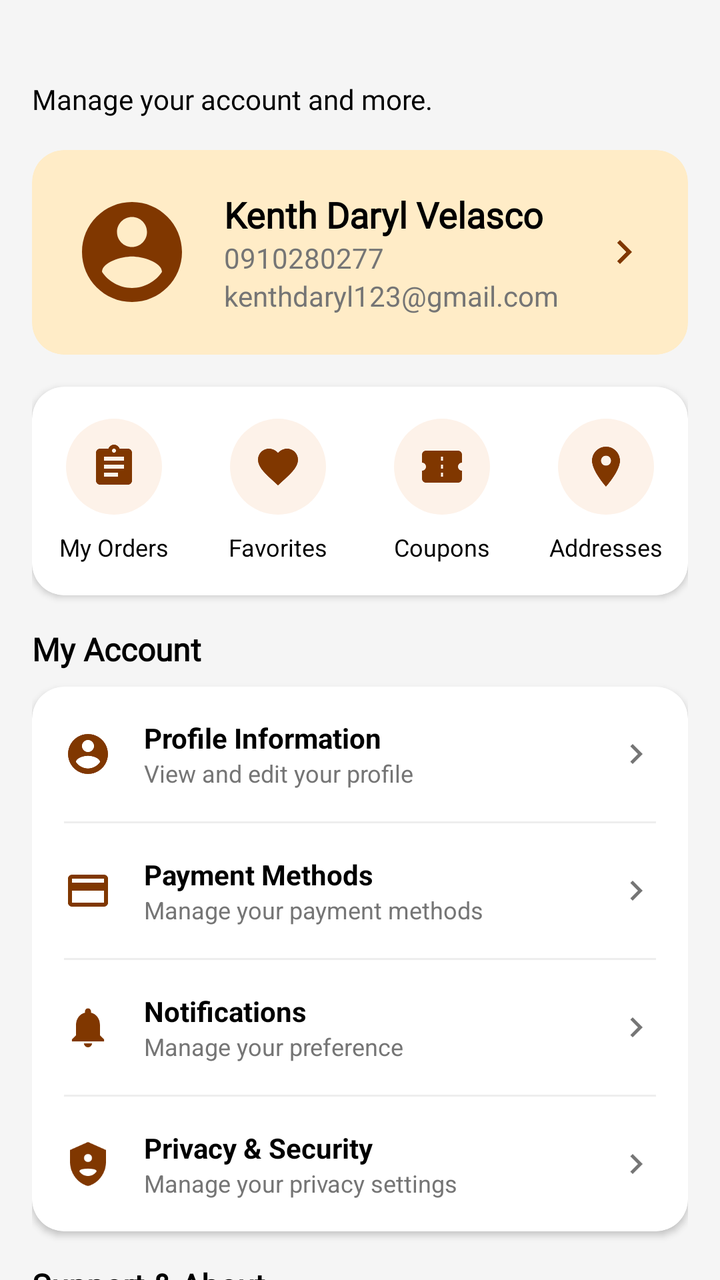
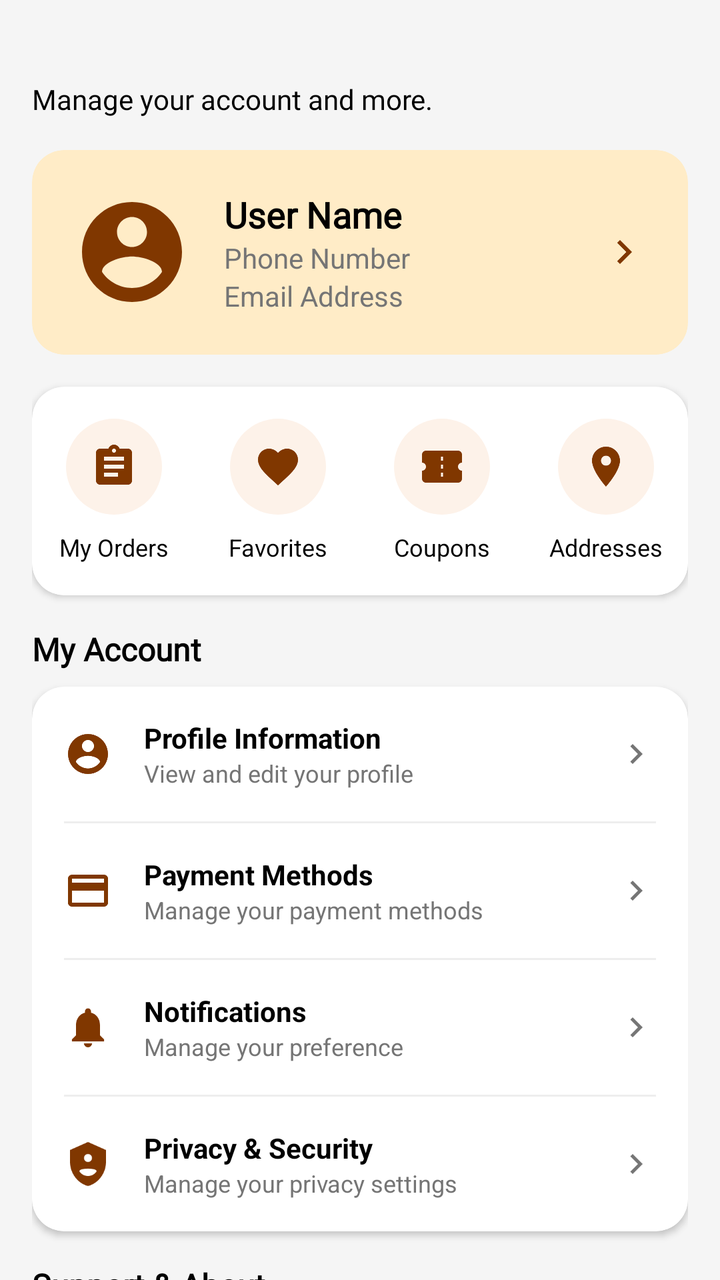

Before-and-after screenshots of an Android layout around one commit, followed by the original layout XML and the change that was made.
<!-- AndroidManifest.xml: application theme Theme.QueueEats -->
<!-- res/layout/fragment_profile.xml -->
<?xml version="1.0" encoding="utf-8"?>
<androidx.core.widget.NestedScrollView xmlns:android="http://schemas.android.com/apk/res/android"
    xmlns:app="http://schemas.android.com/apk/res-auto"
    xmlns:tools="http://schemas.android.com/tools"
    android:layout_width="match_parent"
    android:layout_height="match_parent"
    android:background="@color/light_grey"
    android:fillViewport="true">

    <LinearLayout
        android:layout_width="match_parent"
        android:layout_height="wrap_content"
        android:orientation="vertical"
        android:padding="16dp">

        <TextView
            android:layout_width="wrap_content"
            android:layout_height="wrap_content"
            android:layout_marginTop="24dp"
            android:layout_marginBottom="16dp"
            android:fontFamily="@font/kedebideri"
            android:text="@string/profile_title"
            android:textColor="@color/black"
            android:textSize="14sp" />

        
        <com.google.android.material.card.MaterialCardView
            android:layout_width="match_parent"
            android:layout_height="wrap_content"
            android:layout_marginBottom="16dp"
            app:cardBackgroundColor="@color/profile_card_bg"
            app:cardCornerRadius="16dp"
            app:cardElevation="0dp"
            app:strokeWidth="0dp">

            <LinearLayout
                android:layout_width="match_parent"
                android:layout_height="wrap_content"
                android:gravity="center_vertical"
                android:orientation="horizontal"
                android:padding="20dp">

                <ImageView
                    android:layout_width="60dp"
                    android:layout_height="60dp"
                    android:src="@drawable/ic_user_circle"
                    app:tint="@color/primary_orange" />

                <LinearLayout
                    android:layout_width="0dp"
                    android:layout_height="wrap_content"
                    android:layout_marginStart="16dp"
                    android:layout_weight="1"
                    android:orientation="vertical">

                    <TextView
                        android:layout_width="wrap_content"
                        android:layout_height="wrap_content"
                        android:fontFamily="@font/kedebideri"
                        android:text="@string/user_name"
                        android:textColor="@color/black"
                        android:textSize="18sp"
                        android:textStyle="bold" />

                    <TextView
                        android:layout_width="wrap_content"
                        android:layout_height="wrap_content"
                        android:text="@string/user_phone"
                        android:textColor="@color/grey_text"
                        android:textSize="14sp" />

                    <TextView
                        android:layout_width="wrap_content"
                        android:layout_height="wrap_content"
                        android:text="@string/user_email"
                        android:textColor="@color/grey_text"
                        android:textSize="14sp" />
                </LinearLayout>

                <ImageView
                    android:layout_width="24dp"
                    android:layout_height="24dp"
                    android:src="@drawable/ic_arrow_right"
                    app:tint="@color/primary_orange" />
            </LinearLayout>
        </com.google.android.material.card.MaterialCardView>

        
        <com.google.android.material.card.MaterialCardView
            android:layout_width="match_parent"
            android:layout_height="wrap_content"
            android:layout_marginBottom="16dp"
            app:cardBackgroundColor="@color/white"
            app:cardCornerRadius="16dp"
            app:cardElevation="2dp"
            app:strokeWidth="0dp">

            <LinearLayout
                android:layout_width="match_parent"
                android:layout_height="wrap_content"
                android:orientation="horizontal"
                android:paddingVertical="16dp">

                
                <LinearLayout
                    android:layout_width="0dp"
                    android:layout_height="wrap_content"
                    android:layout_weight="1"
                    android:gravity="center"
                    android:orientation="vertical">

                    <FrameLayout
                        android:layout_width="48dp"
                        android:layout_height="48dp"
                        android:background="@drawable/bg_circle_icon">
                        <ImageView
                            android:layout_width="24dp"
                            android:layout_height="24dp"
                            android:layout_gravity="center"
                            android:src="@drawable/ic_my_orders"
                            app:tint="@color/primary_orange" />
                    </FrameLayout>

                    <TextView
                        android:layout_width="wrap_content"
                        android:layout_height="wrap_content"
                        android:layout_marginTop="8dp"
                        android:text="@string/my_orders"
                        android:textColor="@color/black"
                        android:textSize="12sp" />
                </LinearLayout>

                
                <LinearLayout
                    android:layout_width="0dp"
                    android:layout_height="wrap_content"
                    android:layout_weight="1"
                    android:gravity="center"
                    android:orientation="vertical">

                    <FrameLayout
                        android:layout_width="48dp"
                        android:layout_height="48dp"
                        android:background="@drawable/bg_circle_icon">
                        <ImageView
                            android:layout_width="24dp"
                            android:layout_height="24dp"
                            android:layout_gravity="center"
                            android:src="@drawable/ic_favorites"
                            app:tint="@color/primary_orange" />
                    </FrameLayout>

                    <TextView
                        android:layout_width="wrap_content"
                        android:layout_height="wrap_content"
                        android:layout_marginTop="8dp"
                        android:text="@string/favorites"
                        android:textColor="@color/black"
                        android:textSize="12sp" />
                </LinearLayout>

                
                <LinearLayout
                    android:layout_width="0dp"
                    android:layout_height="wrap_content"
                    android:layout_weight="1"
                    android:gravity="center"
                    android:orientation="vertical">

                    <FrameLayout
                        android:layout_width="48dp"
                        android:layout_height="48dp"
                        android:background="@drawable/bg_circle_icon">
                        <ImageView
                            android:layout_width="24dp"
                            android:layout_height="24dp"
                            android:layout_gravity="center"
                            android:src="@drawable/ic_coupons"
                            app:tint="@color/primary_orange" />
                    </FrameLayout>

                    <TextView
                        android:layout_width="wrap_content"
                        android:layout_height="wrap_content"
                        android:layout_marginTop="8dp"
                        android:text="@string/coupons"
                        android:textColor="@color/black"
                        android:textSize="12sp" />
                </LinearLayout>

                
                <LinearLayout
                    android:layout_width="0dp"
                    android:layout_height="wrap_content"
                    android:layout_weight="1"
                    android:gravity="center"
                    android:orientation="vertical">

                    <FrameLayout
                        android:layout_width="48dp"
                        android:layout_height="48dp"
                        android:background="@drawable/bg_circle_icon">
                        <ImageView
                            android:layout_width="24dp"
                            android:layout_height="24dp"
                            android:layout_gravity="center"
                            android:src="@drawable/ic_addresses"
                            app:tint="@color/primary_orange" />
                    </FrameLayout>

                    <TextView
                        android:layout_width="wrap_content"
                        android:layout_height="wrap_content"
                        android:layout_marginTop="8dp"
                        android:text="@string/addresses"
                        android:textColor="@color/black"
                        android:textSize="12sp" />
                </LinearLayout>
            </LinearLayout>
        </com.google.android.material.card.MaterialCardView>

        
        <TextView
            android:layout_width="wrap_content"
            android:layout_height="wrap_content"
            android:layout_marginBottom="8dp"
            android:fontFamily="@font/kedebideri"
            android:text="@string/my_account"
            android:textColor="@color/black"
            android:textSize="16sp"
            android:textStyle="bold" />

        <com.google.android.material.card.MaterialCardView
            android:layout_width="match_parent"
            android:layout_height="wrap_content"
            android:layout_marginBottom="16dp"
            app:cardBackgroundColor="@color/white"
            app:cardCornerRadius="16dp"
            app:cardElevation="2dp"
            app:strokeWidth="0dp">

            <LinearLayout
                android:layout_width="match_parent"
                android:layout_height="wrap_content"
                android:orientation="vertical">

                
                <LinearLayout
                    android:layout_width="match_parent"
                    android:layout_height="wrap_content"
                    android:gravity="center_vertical"
                    android:padding="16dp">
                    <ImageView
                        android:layout_width="24dp"
                        android:layout_height="24dp"
                        android:src="@drawable/ic_profile_info"
                        app:tint="@color/primary_orange" />
                    <LinearLayout
                        android:layout_width="0dp"
                        android:layout_height="wrap_content"
                        android:layout_marginStart="16dp"
                        android:layout_weight="1"
                        android:orientation="vertical">
                        <TextView
                            android:layout_width="wrap_content"
                            android:layout_height="wrap_content"
                            android:text="@string/profile_information"
                            android:textColor="@color/black"
                            android:textStyle="bold" />
                        <TextView
                            android:layout_width="wrap_content"
                            android:layout_height="wrap_content"
                            android:text="@string/profile_info_subtitle"
                            android:textColor="@color/grey_text"
                            android:textSize="12sp" />
                    </LinearLayout>
                    <ImageView
                        android:layout_width="20dp"
                        android:layout_height="20dp"
                        android:src="@drawable/ic_arrow_right"
                        app:tint="@color/grey_text" />
                </LinearLayout>

                <View
                    android:layout_width="match_parent"
                    android:layout_height="1dp"
                    android:layout_marginHorizontal="16dp"
                    android:background="@color/divider_grey" />

                
                <LinearLayout
                    android:layout_width="match_parent"
                    android:layout_height="wrap_content"
                    android:gravity="center_vertical"
                    android:padding="16dp">
                    <ImageView
                        android:layout_width="24dp"
                        android:layout_height="24dp"
                        android:src="@drawable/ic_payment"
                        app:tint="@color/primary_orange" />
                    <LinearLayout
                        android:layout_width="0dp"
                        android:layout_height="wrap_content"
                        android:layout_marginStart="16dp"
                        android:layout_weight="1"
                        android:orientation="vertical">
                        <TextView
                            android:layout_width="wrap_content"
                            android:layout_height="wrap_content"
                            android:text="@string/payment_methods"
                            android:textColor="@color/black"
                            android:textStyle="bold" />
                        <TextView
                            android:layout_width="wrap_content"
                            android:layout_height="wrap_content"
                            android:text="@string/payment_methods_subtitle"
                            android:textColor="@color/grey_text"
                            android:textSize="12sp" />
                    </LinearLayout>
                    <ImageView
                        android:layout_width="20dp"
                        android:layout_height="20dp"
                        android:src="@drawable/ic_arrow_right"
                        app:tint="@color/grey_text" />
                </LinearLayout>

                <View
                    android:layout_width="match_parent"
                    android:layout_height="1dp"
                    android:layout_marginHorizontal="16dp"
                    android:background="@color/divider_grey" />

                
                <LinearLayout
                    android:layout_width="match_parent"
                    android:layout_height="wrap_content"
                    android:gravity="center_vertical"
                    android:padding="16dp">
                    <ImageView
                        android:layout_width="24dp"
                        android:layout_height="24dp"
                        android:src="@drawable/ic_notifications_alt"
                        app:tint="@color/primary_orange" />
                    <LinearLayout
                        android:layout_width="0dp"
                        android:layout_height="wrap_content"
                        android:layout_marginStart="16dp"
                        android:layout_weight="1"
                        android:orientation="vertical">
                        <TextView
                            android:layout_width="wrap_content"
                            android:layout_height="wrap_content"
                            android:text="@string/notifications"
                            android:textColor="@color/black"
                            android:textStyle="bold" />
                        <TextView
                            android:layout_width="wrap_content"
                            android:layout_height="wrap_content"
                            android:text="@string/notifications_subtitle"
                            android:textColor="@color/grey_text"
                            android:textSize="12sp" />
                    </LinearLayout>
                    <ImageView
                        android:layout_width="20dp"
                        android:layout_height="20dp"
                        android:src="@drawable/ic_arrow_right"
                        app:tint="@color/grey_text" />
                </LinearLayout>

                <View
                    android:layout_width="match_parent"
                    android:layout_height="1dp"
                    android:layout_marginHorizontal="16dp"
                    android:background="@color/divider_grey" />

                
                <LinearLayout
                    android:layout_width="match_parent"
                    android:layout_height="wrap_content"
                    android:gravity="center_vertical"
                    android:padding="16dp">
                    <ImageView
                        android:layout_width="24dp"
                        android:layout_height="24dp"
                        android:src="@drawable/ic_security"
                        app:tint="@color/primary_orange" />
                    <LinearLayout
                        android:layout_width="0dp"
                        android:layout_height="wrap_content"
                        android:layout_marginStart="16dp"
                        android:layout_weight="1"
                        android:orientation="vertical">
                        <TextView
                            android:layout_width="wrap_content"
                            android:layout_height="wrap_content"
                            android:text="@string/privacy_security"
                            android:textColor="@color/black"
                            android:textStyle="bold" />
                        <TextView
                            android:layout_width="wrap_content"
                            android:layout_height="wrap_content"
                            android:text="@string/privacy_security_subtitle"
                            android:textColor="@color/grey_text"
                            android:textSize="12sp" />
                    </LinearLayout>
                    <ImageView
                        android:layout_width="20dp"
                        android:layout_height="20dp"
                        android:src="@drawable/ic_arrow_right"
                        app:tint="@color/grey_text" />
                </LinearLayout>
            </LinearLayout>
        </com.google.android.material.card.MaterialCardView>

        
        <TextView
            android:layout_width="wrap_content"
            android:layout_height="wrap_content"
            android:layout_marginBottom="8dp"
            android:fontFamily="@font/kedebideri"
            android:text="@string/support_about"
            android:textColor="@color/black"
            android:textSize="16sp"
            android:textStyle="bold" />

        <com.google.android.material.card.MaterialCardView
            android:layout_width="match_parent"
            android:layout_height="wrap_content"
            android:layout_marginBottom="24dp"
            app:cardBackgroundColor="@color/white"
            app:cardCornerRadius="16dp"
            app:cardElevation="2dp"
            app:strokeWidth="0dp">

            <LinearLayout
                android:layout_width="match_parent"
                android:layout_height="wrap_content"
                android:orientation="vertical">

                
                <LinearLayout
                    android:layout_width="match_parent"
                    android:layout_height="wrap_content"
                    android:gravity="center_vertical"
                    android:padding="16dp">
                    <ImageView
                        android:layout_width="24dp"
                        android:layout_height="24dp"
                        android:src="@drawable/ic_help"
                        app:tint="@color/primary_orange" />
                    <LinearLayout
                        android:layout_width="0dp"
                        android:layout_height="wrap_content"
                        android:layout_marginStart="16dp"
                        android:layout_weight="1"
                        android:orientation="vertical">
                        <TextView
                            android:layout_width="wrap_content"
                            android:layout_height="wrap_content"
                            android:text="@string/help_center"
                            android:textColor="@color/black"
                            android:textStyle="bold" />
                        <TextView
                            android:layout_width="wrap_content"
                            android:layout_height="wrap_content"
                            android:text="@string/help_center_subtitle"
                            android:textColor="@color/grey_text"
                            android:textSize="12sp" />
                    </LinearLayout>
                    <ImageView
                        android:layout_width="20dp"
                        android:layout_height="20dp"
                        android:src="@drawable/ic_arrow_right"
                        app:tint="@color/grey_text" />
                </LinearLayout>

                <View
                    android:layout_width="match_parent"
                    android:layout_height="1dp"
                    android:layout_marginHorizontal="16dp"
                    android:background="@color/divider_grey" />

                
                <LinearLayout
                    android:layout_width="match_parent"
                    android:layout_height="wrap_content"
                    android:gravity="center_vertical"
                    android:padding="16dp">
                    <ImageView
                        android:layout_width="24dp"
                        android:layout_height="24dp"
                        android:src="@drawable/ic_contact"
                        app:tint="@color/primary_orange" />
                    <LinearLayout
                        android:layout_width="0dp"
                        android:layout_height="wrap_content"
                        android:layout_marginStart="16dp"
                        android:layout_weight="1"
                        android:orientation="vertical">
                        <TextView
                            android:layout_width="wrap_content"
                            android:layout_height="wrap_content"
                            android:text="@string/contact_us"
                            android:textColor="@color/black"
                            android:textStyle="bold" />
                        <TextView
                            android:layout_width="wrap_content"
                            android:layout_height="wrap_content"
                            android:text="@string/contact_us_subtitle"
                            android:textColor="@color/grey_text"
                            android:textSize="12sp" />
                    </LinearLayout>
                    <ImageView
                        android:layout_width="20dp"
                        android:layout_height="20dp"
                        android:src="@drawable/ic_arrow_right"
                        app:tint="@color/grey_text" />
                </LinearLayout>

                <View
                    android:layout_width="match_parent"
                    android:layout_height="1dp"
                    android:layout_marginHorizontal="16dp"
                    android:background="@color/divider_grey" />

                
                <LinearLayout
                    android:layout_width="match_parent"
                    android:layout_height="wrap_content"
                    android:gravity="center_vertical"
                    android:padding="16dp">
                    <ImageView
                        android:layout_width="24dp"
                        android:layout_height="24dp"
                        android:src="@drawable/ic_about_qe"
                        app:tint="@color/primary_orange" />
                    <LinearLayout
                        android:layout_width="0dp"
                        android:layout_height="wrap_content"
                        android:layout_marginStart="16dp"
                        android:layout_weight="1"
                        android:orientation="vertical">
                        <TextView
                            android:layout_width="wrap_content"
                            android:layout_height="wrap_content"
                            android:text="@string/about_queueeats"
                            android:textColor="@color/black"
                            android:textStyle="bold" />
                        <TextView
                            android:layout_width="wrap_content"
                            android:layout_height="wrap_content"
                            android:text="@string/about_queueeats_subtitle"
                            android:textColor="@color/grey_text"
                            android:textSize="12sp" />
                    </LinearLayout>
                    <ImageView
                        android:layout_width="20dp"
                        android:layout_height="20dp"
                        android:src="@drawable/ic_arrow_right"
                        app:tint="@color/grey_text" />
                </LinearLayout>
            </LinearLayout>
        </com.google.android.material.card.MaterialCardView>

        
        <com.google.android.material.button.MaterialButton
            android:id="@+id/logButton"
            android:layout_width="match_parent"
            android:layout_height="32dp"
            android:layout_marginBottom="32dp"
            android:backgroundTint="@color/white"
            android:fontFamily="@font/kedebideri"
            android:insetTop="0dp"
            android:insetBottom="0dp"
            android:text="@string/logout"
            android:textColor="@color/logout_red"
            app:cornerRadius="12dp"
            app:icon="@drawable/ic_logout"
            app:iconGravity="textStart"
            app:iconPadding="8dp"
            app:iconTint="@color/logout_red"
            app:strokeColor="@color/logout_red"
            app:strokeWidth="1dp" />

    </LinearLayout>
</androidx.core.widget.NestedScrollView>
<!-- resources referenced by this layout -->
<resources>
  <color name="black">#FF000000</color>
  <color name="divider_grey">#EEEEEE</color>
  <color name="grey_text">#757575</color>
  <color name="light_grey">#F5F5F5</color>
  <color name="logout_red">#D32F2F</color>
  <color name="primary_orange">#803700</color>
  <color name="profile_card_bg">#FFECC7</color>
  <color name="white">#FFFFFFFF</color>
  <!-- drawable bg_circle_icon (drawable) -->
  <?xml version="1.0" encoding="utf-8"?>
  <shape xmlns:android="http://schemas.android.com/apk/res/android"
      android:shape="oval">
      <solid android:color="#FDF2E9" />
  </shape>
  <!-- drawable ic_arrow_right (drawable) -->
  <vector xmlns:android="http://schemas.android.com/apk/res/android"
      android:width="24dp"
      android:height="24dp"
      android:viewportWidth="24"
      android:viewportHeight="24">
      <path
          android:fillColor="#FFFFFF"
          android:pathData="M8.59,16.59L13.17,12 8.59,7.41 10,6l6,6 -6,6 -1.41,-1.41z"/>
  </vector>
  <!-- drawable ic_contact (drawable) -->
  <vector xmlns:android="http://schemas.android.com/apk/res/android"
      android:width="24dp"
      android:height="24dp"
      android:viewportWidth="24"
      android:viewportHeight="24">
      <path
          android:fillColor="#000000"
          android:pathData="M20,4H4C2.9,4 2,4.9 2,6v12c0,1.1 0.9,2 2,2h16c1.1,0 2,-0.9 2,-2V6C22,4.9 21.1,4 20,4zM20,8l-8,5L4,8V6l8,5l8,-5V8z"/>
  </vector>
  <!-- drawable ic_logout (drawable) -->
  <vector xmlns:android="http://schemas.android.com/apk/res/android"
      android:width="24dp"
      android:height="24dp"
      android:viewportWidth="24"
      android:viewportHeight="24">
      <path
          android:fillColor="#000000"
          android:pathData="M17,7l-1.41,1.41L18.17,11H8v2h10.17l-2.58,2.58L17,17l5,-5L17,7zM4,5h8V3H4C2.9,3 2,3.9 2,5v14c0,1.1 0.9,2 2,2h8v-2H4V5z"/>
  </vector>
  <!-- drawable ic_payment (drawable) -->
  <vector xmlns:android="http://schemas.android.com/apk/res/android"
      android:width="24dp"
      android:height="24dp"
      android:viewportWidth="24"
      android:viewportHeight="24">
      <path
          android:fillColor="#000000"
          android:pathData="M20,4L4,4c-1.11,0 -1.99,0.89 -1.99,2L2,18c0,1.11 0.89,2 2,2h16c1.11,0 2,-0.89 2,-2L22,6c0,-1.11 -0.89,-2 -2,-2zM20,18L4,18v-6h16v6zM20,8L4,8L4,6h16v2z"/>
  </vector>
  <string name="about_queueeats">About QueueEats</string>
  <string name="about_queueeats_subtitle">Learn more about us</string>
  <string name="addresses">Addresses</string>
  <string name="contact_us">Contact Us</string>
  <string name="contact_us_subtitle">Talk to our support team</string>
  <string name="coupons">Coupons</string>
  <string name="favorites">Favorites</string>
  <string name="help_center">Help Center</string>
  <string name="help_center_subtitle">Get help and support</string>
  <string name="logout">Log Out</string>
  <string name="my_account">My Account</string>
  <string name="my_orders">My Orders</string>
  <string name="notifications">Notifications</string>
  <string name="notifications_subtitle">Manage your preference</string>
  <string name="payment_methods">Payment Methods</string>
  <string name="payment_methods_subtitle">Manage your payment methods</string>
  <string name="privacy_security">Privacy &amp; Security</string>
  <string name="privacy_security_subtitle">Manage your privacy settings</string>
  <string name="profile_info_subtitle">View and edit your profile</string>
  <string name="profile_information">Profile Information</string>
  <string name="profile_title">Manage your account and more.</string>
  <string name="support_about">Support &amp; About</string>
  <string name="user_email">kenthdaryl123@gmail.com</string>
  <string name="user_name">Kenth Daryl Velasco</string>
  <string name="user_phone">0910280277</string>
  <style name="Theme.QueueEats" parent="Base.Theme.QueueEats" />
  <style name="Base.Theme.QueueEats" parent="Theme.Material3.Light.NoActionBar">
          
          
      </style>
  <!-- unchanged entries left out for length: 10 -->
</resources>

<!-- the commit's change to res/layout/fragment_profile.xml (unified diff, before → after) -->
@@ -54,6 +54,7 @@
                     android:orientation="vertical">
 
                     <TextView
+                        android:id="@+id/profile_name"
                         android:layout_width="wrap_content"
                         android:layout_height="wrap_content"
                         android:fontFamily="@font/kedebideri"
@@ -63,6 +64,7 @@
                         android:textStyle="bold" />
 
                     <TextView
+                        android:id="@+id/profile_phone"
                         android:layout_width="wrap_content"
                         android:layout_height="wrap_content"
                         android:text="@string/user_phone"
@@ -70,6 +72,7 @@
                         android:textSize="14sp" />
 
                     <TextView
+                        android:id="@+id/profile_email"
                         android:layout_width="wrap_content"
                         android:layout_height="wrap_content"
                         android:text="@string/user_email"
<!-- resource entries referenced after the edit -->
@@ -76,9 +76,9 @@
   <string name="profile_information">Profile Information</string>
   <string name="profile_title">Manage your account and more.</string>
   <string name="support_about">Support &amp; About</string>
-  <string name="user_email">kenthdaryl123@gmail.com</string>
-  <string name="user_name">Kenth Daryl Velasco</string>
-  <string name="user_phone">0910280277</string>
+  <string name="user_email">Email Address</string>
+  <string name="user_name">User Name</string>
+  <string name="user_phone">Phone Number</string>
   <style name="Theme.QueueEats" parent="Base.Theme.QueueEats" />
   <style name="Base.Theme.QueueEats" parent="Theme.Material3.Light.NoActionBar">
           
